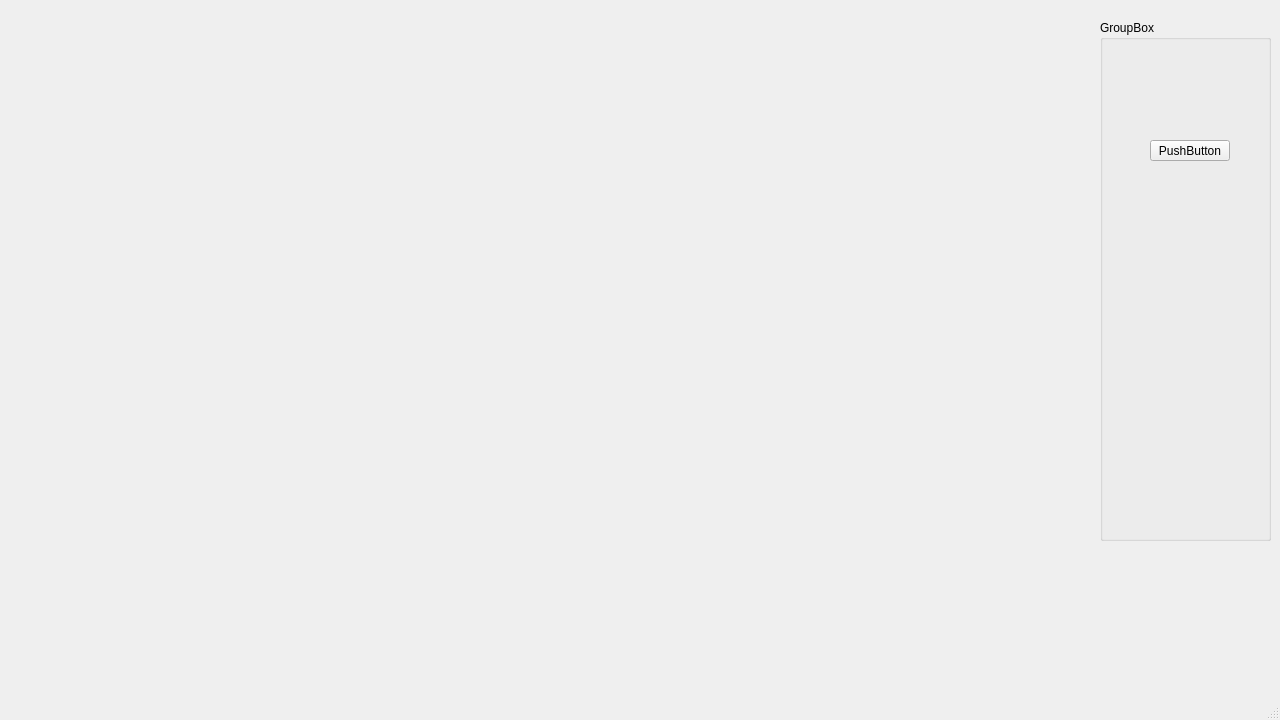
kazimhussain1/air-traffic-control, file AirTrafficContol/mainwindow.ui: the form before one commit.
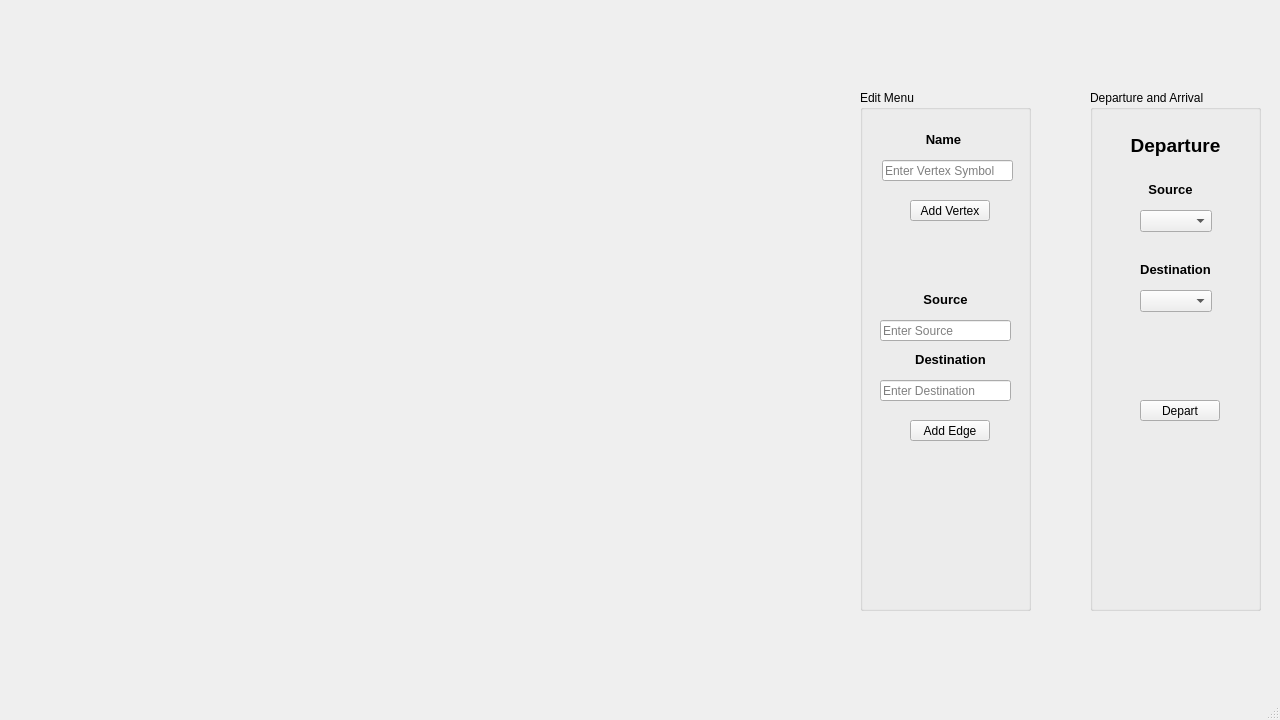
The form after the commit.

Diff of the .ui file:
```diff
--- a/AirTrafficContol/mainwindow.ui
+++ b/AirTrafficContol/mainwindow.ui
@@ -35,20 +35,166 @@
    <widget class="QGroupBox" name="groupBox">
     <property name="geometry">
      <rect>
-      <x>1100</x>
-      <y>20</y>
+      <x>860</x>
+      <y>90</y>
       <width>171</width>
       <height>521</height>
      </rect>
     </property>
     <property name="title">
-     <string>GroupBox</string>
+     <string>Edit Menu</string>
     </property>
     <widget class="QPushButton" name="pushButton">
      <property name="geometry">
       <rect>
        <x>50</x>
+       <y>110</y>
+       <width>80</width>
+       <height>21</height>
+      </rect>
+     </property>
+     <property name="layoutDirection">
+      <enum>Qt::LeftToRight</enum>
+     </property>
+     <property name="text">
+      <string>Add Vertex</string>
+     </property>
+    </widget>
+    <widget class="QLineEdit" name="VertexNameBox">
+     <property name="geometry">
+      <rect>
+       <x>22</x>
+       <y>70</y>
+       <width>131</width>
+       <height>21</height>
+      </rect>
+     </property>
+     <property name="placeholderText">
+      <string>Enter Vertex Symbol</string>
+     </property>
+    </widget>
+    <widget class="QLabel" name="label">
+     <property name="geometry">
+      <rect>
+       <x>60</x>
+       <y>40</y>
+       <width>47</width>
+       <height>20</height>
+      </rect>
+     </property>
+     <property name="text">
+      <string>&lt;html&gt;&lt;head/&gt;&lt;body&gt;&lt;p align=&quot;center&quot;&gt;&lt;span style=&quot; font-size:10pt; font-weight:600;&quot;&gt;Name&lt;/span&gt;&lt;/p&gt;&lt;/body&gt;&lt;/html&gt;</string>
+     </property>
+    </widget>
+    <widget class="QLineEdit" name="SourceNameBox">
+     <property name="geometry">
+      <rect>
+       <x>20</x>
+       <y>230</y>
+       <width>131</width>
+       <height>21</height>
+      </rect>
+     </property>
+     <property name="placeholderText">
+      <string>Enter Source</string>
+     </property>
+    </widget>
+    <widget class="QLineEdit" name="DestinationNameBox">
+     <property name="geometry">
+      <rect>
+       <x>20</x>
+       <y>290</y>
+       <width>131</width>
+       <height>21</height>
+      </rect>
+     </property>
+     <property name="placeholderText">
+      <string>Enter Destination</string>
+     </property>
+    </widget>
+    <widget class="QLabel" name="label_2">
+     <property name="geometry">
+      <rect>
+       <x>60</x>
+       <y>200</y>
+       <width>51</width>
+       <height>20</height>
+      </rect>
+     </property>
+     <property name="text">
+      <string>&lt;html&gt;&lt;head/&gt;&lt;body&gt;&lt;p align=&quot;center&quot;&gt;&lt;span style=&quot; font-size:10pt; font-weight:600;&quot;&gt;Source&lt;/span&gt;&lt;/p&gt;&lt;/body&gt;&lt;/html&gt;</string>
+     </property>
+    </widget>
+    <widget class="QLabel" name="label_3">
+     <property name="geometry">
+      <rect>
+       <x>40</x>
+       <y>260</y>
+       <width>101</width>
+       <height>20</height>
+      </rect>
+     </property>
+     <property name="text">
+      <string>&lt;html&gt;&lt;head/&gt;&lt;body&gt;&lt;p align=&quot;center&quot;&gt;&lt;span style=&quot; font-size:10pt; font-weight:600;&quot;&gt;Destination&lt;/span&gt;&lt;/p&gt;&lt;/body&gt;&lt;/html&gt;</string>
+     </property>
+    </widget>
+    <widget class="QPushButton" name="pushButton_2">
+     <property name="geometry">
+      <rect>
+       <x>50</x>
+       <y>330</y>
+       <width>80</width>
+       <height>21</height>
+      </rect>
+     </property>
+     <property name="layoutDirection">
+      <enum>Qt::LeftToRight</enum>
+     </property>
+     <property name="text">
+      <string>Add Edge</string>
+     </property>
+    </widget>
+   </widget>
+   <widget class="QGroupBox" name="groupBox_2">
+    <property name="geometry">
+     <rect>
+      <x>1090</x>
+      <y>90</y>
+      <width>171</width>
+      <height>521</height>
+     </rect>
+    </property>
+    <property name="title">
+     <string>Departure and Arrival</string>
+    </property>
+    <widget class="QLabel" name="label_4">
+     <property name="geometry">
+      <rect>
+       <x>20</x>
+       <y>40</y>
+       <width>131</width>
+       <height>31</height>
+      </rect>
+     </property>
+     <property name="text">
+      <string>&lt;html&gt;&lt;head/&gt;&lt;body&gt;&lt;p align=&quot;center&quot;&gt;&lt;span style=&quot; font-size:14pt; font-weight:600;&quot;&gt;Departure&lt;/span&gt;&lt;/p&gt;&lt;/body&gt;&lt;/html&gt;</string>
+     </property>
+    </widget>
+    <widget class="QComboBox" name="SourceCombo">
+     <property name="geometry">
+      <rect>
+       <x>50</x>
        <y>120</y>
+       <width>72</width>
+       <height>22</height>
+      </rect>
+     </property>
+    </widget>
+    <widget class="QPushButton" name="pushButton_3">
+     <property name="geometry">
+      <rect>
+       <x>50</x>
+       <y>310</y>
        <width>80</width>
        <height>21</height>
       </rect>
@@ -57,7 +203,43 @@
       <enum>Qt::LeftToRight</enum>
      </property>
      <property name="text">
-      <string>PushButton</string>
+      <string>Depart</string>
+     </property>
+    </widget>
+    <widget class="QLabel" name="label_5">
+     <property name="geometry">
+      <rect>
+       <x>40</x>
+       <y>90</y>
+       <width>81</width>
+       <height>20</height>
+      </rect>
+     </property>
+     <property name="text">
+      <string>&lt;html&gt;&lt;head/&gt;&lt;body&gt;&lt;p align=&quot;center&quot;&gt;&lt;span style=&quot; font-size:10pt; font-weight:600;&quot;&gt;Source&lt;/span&gt;&lt;/p&gt;&lt;/body&gt;&lt;/html&gt;</string>
+     </property>
+    </widget>
+    <widget class="QLabel" name="label_6">
+     <property name="geometry">
+      <rect>
+       <x>30</x>
+       <y>170</y>
+       <width>111</width>
+       <height>20</height>
+      </rect>
+     </property>
+     <property name="text">
+      <string>&lt;html&gt;&lt;head/&gt;&lt;body&gt;&lt;p align=&quot;center&quot;&gt;&lt;span style=&quot; font-size:10pt; font-weight:600;&quot;&gt;Destination&lt;/span&gt;&lt;/p&gt;&lt;/body&gt;&lt;/html&gt;</string>
+     </property>
+    </widget>
+    <widget class="QComboBox" name="DestinationCombo">
+     <property name="geometry">
+      <rect>
+       <x>50</x>
+       <y>200</y>
+       <width>72</width>
+       <height>22</height>
+      </rect>
      </property>
     </widget>
    </widget>
```
Left out of the diff: 2 changed lines with no effect on the pictures.
